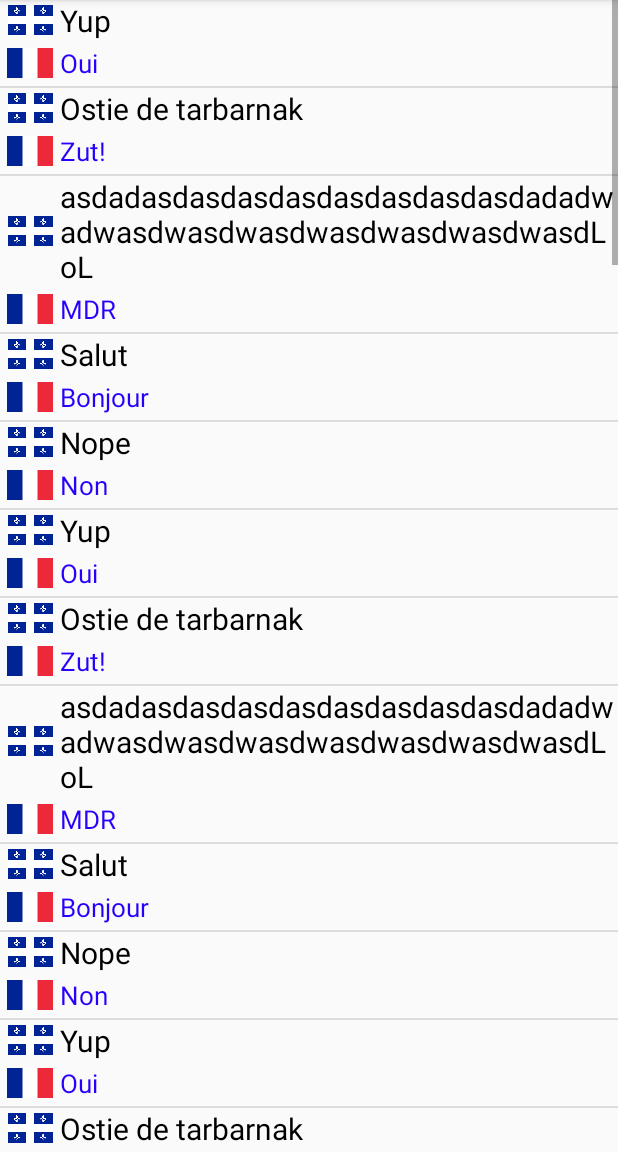
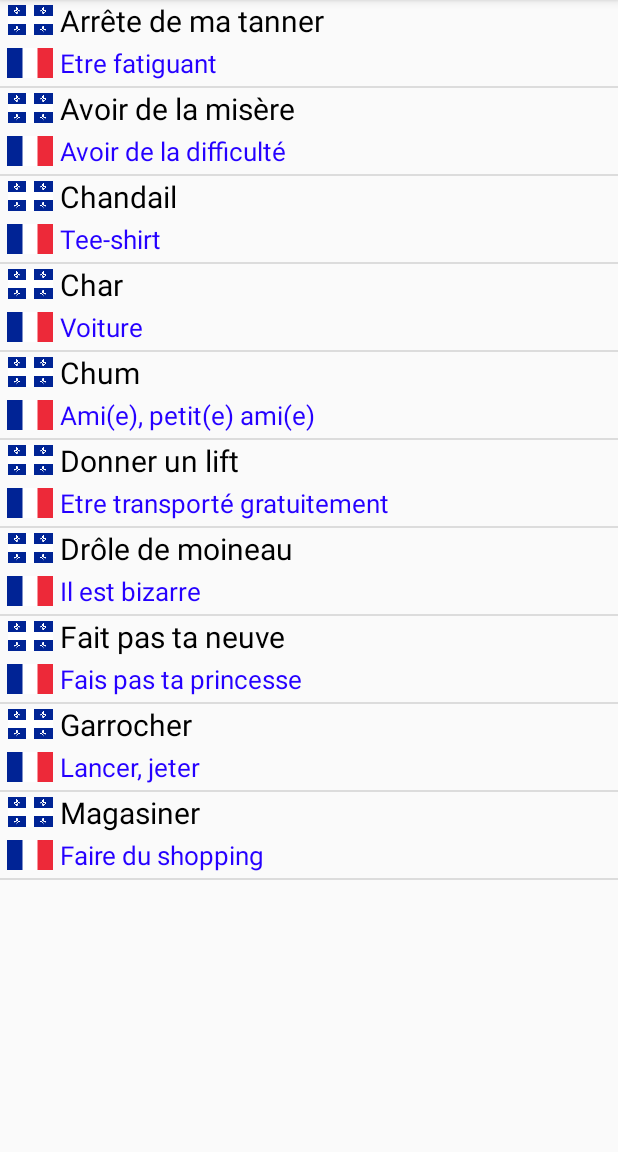
Before and after one commit to maxgfr/le-guide-du-petit-sagueneen, an Android app: the screen it shows after launch (MainActivity), in the side drawer, after a tap on "Dico Expression", on a phone screen of 412 x 824 dp, the part 84-1236 px from its top. Run offline under Robolectric (Android 15) with nearby library versions, the phone set to English and light mode, and no system bars; our stand-ins replace Volley; network calls fail.

Commit message:
Changement truc a gauche + Remplissage Dico

```diff
--- a/app/src/main/java/com/example/etudiant/myapplication/DictionnaireActivity.java
+++ b/app/src/main/java/com/example/etudiant/myapplication/DictionnaireActivity.java
@@ -64,14 +64,18 @@ public class DictionnaireActivity extends Fragment {
     public View onCreateView(LayoutInflater inflater, ViewGroup container,
                              Bundle savedInstanceState) {
         View view=inflater.inflate(R.layout.content_dictionnaire, container, false);
-        Expression[] expressions= new Expression[50];
-        for (int i =0;i<10;i+=1){
-            expressions[i*5]=new Expression("Yup","Oui");
-            expressions[i*5+1]=new Expression("Ostie de tarbarnak","Zut!");
-            expressions[i*5+2]=new Expression("asdadasdasdasdasdasdasdasdasdadadwadwasdwasdwasdwasdwasdwasdwasdLoL","MDR");
-            expressions[i*5+3]=new Expression("Salut","Bonjour");
-            expressions[i*5+4]=new Expression("Nope","Non");
-        }
+        Expression[] expressions= new Expression[10];
+            expressions[0]=new Expression("Arrête de ma tanner","Etre fatiguant");
+            expressions[1]=new Expression("Avoir de la misère","Avoir de la difficulté");
+            expressions[2]=new Expression("Chandail","Tee-shirt");
+            expressions[3]=new Expression("Char","Voiture");
+            expressions[4]=new Expression("Chum","Ami(e), petit(e) ami(e)");
+            expressions[5]=new Expression("Donner un lift","Etre transporté gratuitement");
+            expressions[6]=new Expression("Drôle de moineau","Il est bizarre");
+            expressions[7]=new Expression("Fait pas ta neuve","Fais pas ta princesse");
+            expressions[8]=new Expression("Garrocher","Lancer, jeter");
+            expressions[9]=new Expression("Magasiner","Faire du shopping");
+
         DictionnaireAdapter da = new DictionnaireAdapter(view.getContext(),expressions);
         ((ListView) view.findViewById(R.id.dicoListView)).setAdapter(da);
 
@@ -93,14 +97,16 @@ public class DictionnaireActivity extends Fragment {
 
         @Override
         public View getView(int position, View convertView, ViewGroup parent) {
-            Log.e("yo",String.valueOf(position));
             LayoutInflater inflater = (LayoutInflater) context
                     .getSystemService(Context.LAYOUT_INFLATER_SERVICE);
             View rowView = inflater.inflate(R.layout.item_dictionnaire, parent, false);
-            TextView qcTextView = (TextView) rowView.findViewById(R.id.qcTextView);
-            TextView frTextView = (TextView) rowView.findViewById(R.id.frTextView);
-            qcTextView.setText(values[position].getQc());
-            frTextView.setText(values[position].getFr());
+            if (values[position] != null) {
+                TextView qcTextView = (TextView) rowView.findViewById(R.id.qcTextView);
+                TextView frTextView = (TextView) rowView.findViewById(R.id.frTextView);
+                qcTextView.setText(values[position].getQc());
+                frTextView.setText(values[position].getFr());
+
+            }
             return rowView;
         }
     }
--- a/app/src/main/res/layout/nav_header_main.xml
+++ b/app/src/main/res/layout/nav_header_main.xml
@@ -1,9 +1,10 @@
 <?xml version="1.0" encoding="utf-8"?>
 <LinearLayout xmlns:android="http://schemas.android.com/apk/res/android"
     xmlns:app="http://schemas.android.com/apk/res-auto"
+    xmlns:tools="http://schemas.android.com/tools"
     android:layout_width="match_parent"
     android:layout_height="@dimen/nav_header_height"
-    android:background="@drawable/side_nav_bar"
+    android:background="@drawable/flagsag"
     android:gravity="bottom"
     android:orientation="vertical"
     android:paddingBottom="@dimen/activity_vertical_margin"
@@ -12,24 +13,12 @@
     android:paddingTop="@dimen/activity_vertical_margin"
     android:theme="@style/ThemeOverlay.AppCompat.Dark">
 
-    <ImageView
-        android:id="@+id/imageView"
-        android:layout_width="wrap_content"
-        android:layout_height="wrap_content"
-        android:paddingTop="@dimen/nav_header_vertical_spacing"
-        app:srcCompat="@android:drawable/star_big_off" />
-
     <TextView
         android:layout_width="match_parent"
         android:layout_height="wrap_content"
         android:paddingTop="@dimen/nav_header_vertical_spacing"
-        android:text="Meteo"
-        android:textAppearance="@style/TextAppearance.AppCompat.Body1" />
+        android:text="Le Guide Du Petit Sagueneen"
 
-    <TextView
-        android:id="@+id/textView"
-        android:layout_width="wrap_content"
-        android:layout_height="wrap_content"
-        android:text="Chicoutimi" />
+        android:textAppearance="@style/TextAppearance.AppCompat.Large.Inverse" />
 
 </LinearLayout>
--- a/app/src/main/res/menu/activity_main_drawer.xml
+++ b/app/src/main/res/menu/activity_main_drawer.xml
@@ -4,41 +4,20 @@
     <group android:checkableBehavior="single">
         <item
             android:id="@+id/articles"
-            android:icon="@drawable/ic_menu_camera"
+
             android:title="Articles" />
         <item
             android:id="@+id/convertor"
-            android:icon="@drawable/ic_menu_gallery"
             android:title="Convertisseur" />
         <item
             android:id="@+id/calculator_tips"
-            android:icon="@drawable/ic_menu_slideshow"
             android:title="Calculateur Tips" />
         <item
             android:id="@+id/dico_expression"
-            android:icon="@drawable/ic_menu_manage"
             android:title="Dico Expression" />
         <item
             android:id="@+id/point_interet"
-            android:icon="@drawable/ic_menu_manage"
             android:title="Point Interet" />
-        <item
-            android:id="@+id/evenement"
-            android:icon="@drawable/ic_menu_manage"
-            android:title="Evenement" />
     </group>
 
-    <item android:title="Communicate">
-        <menu>
-            <item
-                android:id="@+id/nav_share"
-                android:icon="@drawable/ic_menu_share"
-                android:title="Share" />
-            <item
-                android:id="@+id/nav_send"
-                android:icon="@drawable/ic_menu_send"
-                android:title="Send" />
-        </menu>
-    </item>
-
 </menu>
```
